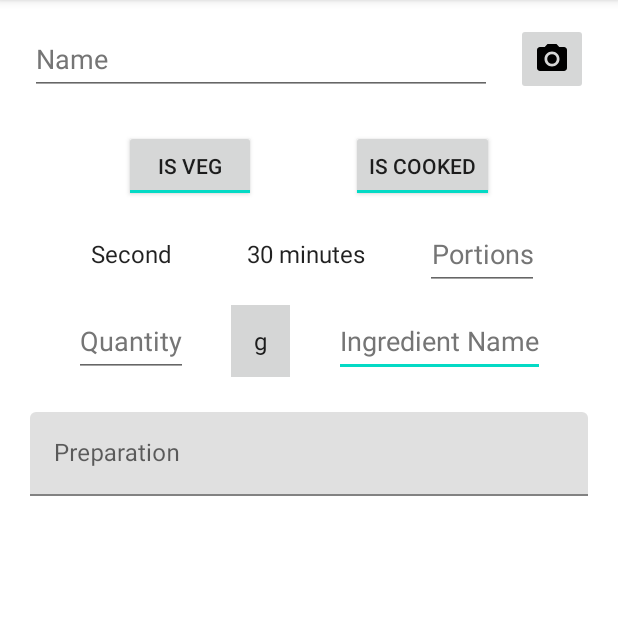
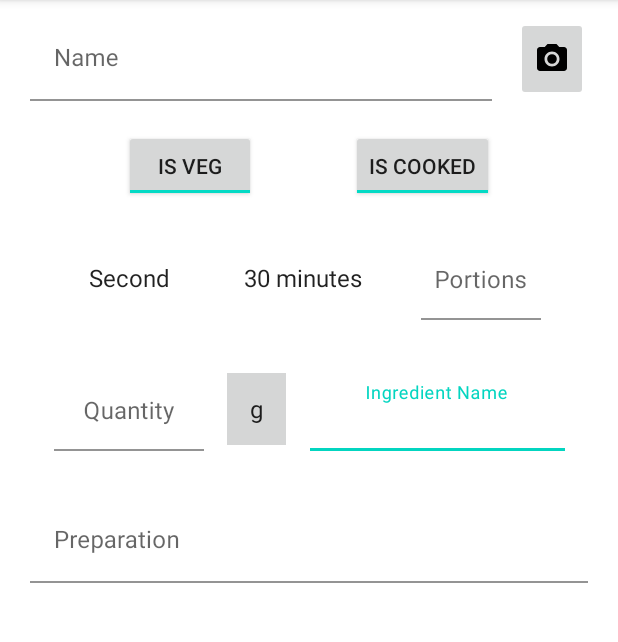
Before and after one commit to RiccardoEvangelisti/RecipeBook, an Android app: the AddRecipeFragment screen opened through its navigation route, on a phone screen of 412 x 824 dp, the part 84-726 px from its top. Run offline under Robolectric (Android 15) with nearby library versions, the phone set to English and light mode, and no system bars; our stand-ins replace Room's generated code; 1 statement that could not run was skipped.

Commit message:
Changed AddRecipe textFields to Material. Error management enhanced

```diff
--- a/app/src/main/java/com/projects/android/recipebook/view/add/AddRecipeViewModel.kt
+++ b/app/src/main/java/com/projects/android/recipebook/view/add/AddRecipeViewModel.kt
@@ -4,6 +4,8 @@ import androidx.lifecycle.ViewModel
 import androidx.lifecycle.viewModelScope
 import com.projects.android.recipebook.database.Filters
 import com.projects.android.recipebook.database.RecipeBookRepository
+import com.projects.android.recipebook.databinding.FragmentAddRecipeBinding
+import com.projects.android.recipebook.databinding.ItemAddIngredientBinding
 import com.projects.android.recipebook.model.Recipe
 import com.projects.android.recipebook.model.enums.Course
 import com.projects.android.recipebook.model.enums.PreparationTime
@@ -37,11 +39,13 @@ class AddRecipeViewModel : ViewModel() {
 	}
 
 	fun updateRecipe(onUpdate: (AddRecipeState) -> Unit) {
-		_state.update { it.also {
-			if (it != null) {
-				onUpdate(it)
+		_state.update {
+			it.also {
+				if (it != null) {
+					onUpdate(it)
+				}
 			}
-		} }
+		}
 	}
 
 	fun getRecipes(filters: Filters) {
@@ -50,8 +54,8 @@ class AddRecipeViewModel : ViewModel() {
 		}
 	}
 
-	fun checkRecipe(): String? {
-		return _state.value?.checkRecipe()
+	fun checkRecipe(binding: FragmentAddRecipeBinding, bindingIngredientsList: MutableList<ItemAddIngredientBinding?>): Boolean {
+		return _state.value!!.checkRecipe(binding, bindingIngredientsList)
 	}
 
 	override fun onCleared() {
--- a/app/src/main/res/layout/fragment_add_recipe.xml
+++ b/app/src/main/res/layout/fragment_add_recipe.xml
@@ -26,9 +26,23 @@
 			android:orientation = "vertical"
 			app:layout_constraintGuide_end = "20dp" />
 
-		<EditText
+
+		<com.google.android.material.textfield.TextInputLayout
+			android:id = "@+id/name_layout_add"
+			android:layout_width = "0dp"
+			android:layout_height = "wrap_content"
+			android:background = "@android:color/transparent"
+			app:boxBackgroundColor = "@android:color/transparent"
+
+			app:layout_constraintBottom_toTopOf = "@+id/guideline3_add"
+			app:layout_constraintEnd_toStartOf = "@+id/take_photo_add"
+			app:layout_constraintHorizontal_bias = "0.494"
+			app:layout_constraintStart_toStartOf = "@+id/guideline1_add"
+			app:layout_constraintTop_toTopOf = "parent">
+
+			<com.google.android.material.textfield.TextInputEditText
 				android:id = "@+id/name_add"
-			android:layout_width = "0dp"
+				android:layout_width = "match_parent"
 				android:layout_height = "wrap_content"
 				android:layout_marginEnd = "16dp"
 				android:hint = "@string/add_recipe_fragment_recipe_name"
@@ -37,12 +51,8 @@
 				android:minHeight = "48dp"
 				android:singleLine = "true"
 				android:textColor = "@color/black"
-			android:textColorHint = "#757575"
-			app:layout_constraintBottom_toTopOf = "@+id/guideline3_add"
-			app:layout_constraintEnd_toStartOf = "@+id/take_photo_add"
-			app:layout_constraintHorizontal_bias = "0.494"
-			app:layout_constraintStart_toStartOf = "@+id/guideline1_add"
-			app:layout_constraintTop_toTopOf = "parent" />
+				android:textColorHint = "#757575" />
+		</com.google.android.material.textfield.TextInputLayout>
 
 		<ImageButton
 			android:id = "@+id/take_photo_add"
@@ -51,10 +61,10 @@
 			android:contentDescription = "@string/add_recipe_fragment_take_picture"
 			android:minHeight = "48dp"
 			android:src = "@drawable/ic_baseline_photo_camera_24"
-			app:layout_constraintBottom_toBottomOf = "@+id/name_add"
+			app:layout_constraintBottom_toBottomOf = "@+id/name_layout_add"
 			app:layout_constraintEnd_toStartOf = "@+id/guideline2_add"
-			app:layout_constraintStart_toEndOf = "@+id/name_add"
-			app:layout_constraintTop_toTopOf = "@+id/name_add" />
+			app:layout_constraintStart_toEndOf = "@+id/name_layout_add"
+			app:layout_constraintTop_toTopOf = "@+id/name_layout_add" />
 
 		<androidx.constraintlayout.widget.Guideline
 			android:id = "@+id/guideline3_add"
@@ -116,37 +126,51 @@
 			android:layout_height = "wrap_content"
 			android:background = "@null"
 			android:minHeight = "48dp"
-			app:layout_constraintBottom_toBottomOf = "@+id/portions_add"
-			app:layout_constraintEnd_toStartOf = "@+id/portions_add"
+			app:layout_constraintBottom_toBottomOf = "@+id/portions_layout_add"
+			app:layout_constraintEnd_toStartOf = "@+id/portions_layout_add"
 			app:layout_constraintStart_toEndOf = "@+id/course_add"
-			app:layout_constraintTop_toTopOf = "@+id/portions_add"
+			app:layout_constraintTop_toTopOf = "@+id/portions_layout_add"
 			tools:ignore = "SpeakableTextPresentCheck" />
 
-		<EditText
-			android:id = "@+id/portions_add"
+
+		<com.google.android.material.textfield.TextInputLayout
+			android:id = "@+id/portions_layout_add"
 			android:layout_width = "wrap_content"
 			android:layout_height = "wrap_content"
+			android:background = "@android:color/transparent"
+			app:boxBackgroundColor = "@android:color/transparent"
+			app:layout_constraintBottom_toTopOf = "@+id/guideline5_add"
+			app:layout_constraintEnd_toStartOf = "@+id/guideline2_add"
+			app:layout_constraintStart_toEndOf = "@+id/preparation_time_add"
+			app:layout_constraintTop_toTopOf = "@+id/guideline4_add">
+
+			<com.google.android.material.textfield.TextInputEditText
+				android:id = "@+id/portions_add"
+				android:layout_width = "80dp"
+				android:layout_height = "wrap_content"
+				android:ellipsize = "start"
+				android:gravity = "center_horizontal"
 				android:hint = "@string/add_recipe_fragment_portions"
 				android:importantForAutofill = "no"
 				android:inputType = "numberDecimal"
 				android:minHeight = "48dp"
+				android:paddingStart = "8dp"
+				android:paddingLeft = "8dp"
+				android:paddingEnd = "8dp"
+				android:paddingRight = "8dp"
 				android:singleLine = "true"
 				android:textAlignment = "center"
 				android:textAllCaps = "false"
 				android:textColorHint = "#757575"
-			android:textSize = "18sp"
-			app:layout_constraintBottom_toTopOf = "@+id/guideline5_add"
-			app:layout_constraintEnd_toStartOf = "@+id/guideline2_add"
-			app:layout_constraintStart_toEndOf = "@+id/preparation_time_add"
-			app:layout_constraintTop_toTopOf = "@+id/guideline4_add"
 				tools:ignore = "SpeakableTextPresentCheck" />
+		</com.google.android.material.textfield.TextInputLayout>
 
 		<androidx.constraintlayout.widget.Guideline
 			android:id = "@+id/guideline5_add"
 			android:layout_width = "wrap_content"
 			android:layout_height = "wrap_content"
 			android:orientation = "horizontal"
-			app:layout_constraintGuide_begin = "196dp" />
+			app:layout_constraintGuide_begin = "228dp" />
 
 		<Spinner
 			android:id = "@+id/unit_ingredient_add"
@@ -155,16 +179,29 @@
 			android:background = "#D5D6D6"
 			android:gravity = "center"
 			android:minHeight = "48dp"
-			app:layout_constraintBottom_toBottomOf = "@+id/name_ingredient_add"
-			app:layout_constraintEnd_toStartOf = "@+id/name_ingredient_add"
-			app:layout_constraintStart_toEndOf = "@+id/quantity_ingredient_add"
-			app:layout_constraintTop_toTopOf = "@+id/name_ingredient_add"
+			app:layout_constraintBottom_toBottomOf = "@+id/name_ingredient_layout_add"
+			app:layout_constraintEnd_toStartOf = "@+id/name_ingredient_layout_add"
+			app:layout_constraintStart_toEndOf = "@+id/quantity_ingredient_layout_add"
+			app:layout_constraintTop_toTopOf = "@+id/name_ingredient_layout_add"
 			tools:ignore = "SpeakableTextPresentCheck" />
 
-		<EditText
-			android:id = "@+id/quantity_ingredient_add"
+		<com.google.android.material.textfield.TextInputLayout
+			android:id = "@+id/quantity_ingredient_layout_add"
 			android:layout_width = "wrap_content"
 			android:layout_height = "wrap_content"
+			android:background = "@android:color/transparent"
+			app:boxBackgroundColor = "@android:color/transparent"
+			app:layout_constraintBottom_toBottomOf = "@+id/name_ingredient_layout_add"
+			app:layout_constraintEnd_toStartOf = "@+id/unit_ingredient_add"
+			app:layout_constraintStart_toStartOf = "@+id/guideline1_add"
+			app:layout_constraintTop_toTopOf = "@+id/name_ingredient_layout_add">
+
+			<com.google.android.material.textfield.TextInputEditText
+				android:id = "@+id/quantity_ingredient_add"
+				android:layout_width = "100dp"
+				android:layout_height = "match_parent"
+				android:ellipsize = "start"
+				android:gravity = "center_horizontal"
 				android:hint = "@string/item_add_recipe_fragment_ingredient_quantity"
 				android:imeOptions = "actionDone"
 				android:importantForAutofill = "no"
@@ -172,34 +209,42 @@
 				android:minHeight = "48dp"
 				android:singleLine = "true"
 				android:textAlignment = "center"
-			android:textColorHint = "#757575"
-			app:layout_constraintBottom_toBottomOf = "@+id/name_ingredient_add"
-			app:layout_constraintEnd_toStartOf = "@+id/unit_ingredient_add"
-			app:layout_constraintStart_toStartOf = "@+id/guideline1_add"
-			app:layout_constraintTop_toTopOf = "@+id/name_ingredient_add" />
+				android:textColorHint = "#757575" />
+		</com.google.android.material.textfield.TextInputLayout>
 
-		<EditText
-			android:id = "@+id/name_ingredient_add"
+
+		<com.google.android.material.textfield.TextInputLayout
+			android:id = "@+id/name_ingredient_layout_add"
 			android:layout_width = "wrap_content"
 			android:layout_height = "wrap_content"
+			android:background = "@android:color/transparent"
+			app:boxBackgroundColor = "@android:color/transparent"
+			app:layout_constraintBottom_toTopOf = "@+id/guideline6_add"
+			app:layout_constraintEnd_toStartOf = "@+id/guideline2_add"
+			app:layout_constraintStart_toEndOf = "@+id/unit_ingredient_add"
+			app:layout_constraintTop_toTopOf = "@+id/guideline5_add">
+
+			<com.google.android.material.textfield.TextInputEditText
+				android:id = "@+id/name_ingredient_add"
+				android:layout_width = "170dp"
+				android:layout_height = "wrap_content"
+				android:ellipsize = "start"
+				android:gravity = "center_horizontal"
 				android:hint = "@string/item_add_recipe_fragment_ingredient_name"
 				android:imeOptions = "actionDone"
 				android:importantForAutofill = "no"
 				android:inputType = "textCapSentences"
 				android:minHeight = "48dp"
 				android:singleLine = "true"
-			android:textColorHint = "#757575"
-			app:layout_constraintBottom_toTopOf = "@+id/guideline6_add"
-			app:layout_constraintEnd_toStartOf = "@+id/guideline2_add"
-			app:layout_constraintStart_toEndOf = "@+id/unit_ingredient_add"
-			app:layout_constraintTop_toTopOf = "@+id/guideline5_add" />
+				android:textColorHint = "#757575" />
+		</com.google.android.material.textfield.TextInputLayout>
 
 		<androidx.constraintlayout.widget.Guideline
 			android:id = "@+id/guideline6_add"
 			android:layout_width = "wrap_content"
 			android:layout_height = "wrap_content"
 			android:orientation = "horizontal"
-			app:layout_constraintGuide_begin = "259dp" />
+			app:layout_constraintGuide_begin = "317dp" />
 
 		<LinearLayout
 			android:id = "@+id/ingredients_container_add"
@@ -213,10 +258,15 @@
 			app:layout_constraintVertical_bias = "0.0" />
 
 		<com.google.android.material.textfield.TextInputLayout
+			android:id = "@+id/preparation_layout_add"
 			android:layout_width = "0dp"
 			android:layout_height = "wrap_content"
+			android:layout_marginTop = "16dp"
+			android:background = "@android:color/transparent"
+			app:boxBackgroundColor = "@android:color/transparent"
 			app:layout_constraintBottom_toBottomOf = "parent"
 			app:layout_constraintEnd_toStartOf = "@+id/guideline2_add"
+			app:layout_constraintHorizontal_bias = "0.0"
 			app:layout_constraintStart_toStartOf = "@+id/guideline1_add"
 			app:layout_constraintTop_toBottomOf = "@+id/ingredients_container_add"
 			app:layout_constraintVertical_bias = "0.0">
@@ -225,12 +275,12 @@
 				android:id = "@+id/preparation_add"
 				android:layout_width = "match_parent"
 				android:layout_height = "wrap_content"
-				android:layout_marginTop = "16dp"
 				android:autoLink = "all"
 				android:hint = "@string/add_recipe_fragment_preparation"
 				android:importantForAutofill = "no"
 				android:inputType = "textCapSentences|textMultiLine"
-				android:scrollbars = "vertical" />
+				android:scrollbars = "vertical"
+				android:textColorHint = "#757575" />
 		</com.google.android.material.textfield.TextInputLayout>
 
 
```
Also changed, not shown: app/src/main/java/com/projects/android/recipebook/view/add/AddRecipeFragment.kt (+33 -10 lines), app/src/main/java/com/projects/android/recipebook/view/add/AddRecipeState.kt (+18 -16 lines), app/src/main/java/com/projects/android/recipebook/view/add/utils/AddRecipeCheckErrors.kt (added, +102 -0 lines), app/src/main/res/layout/item_add_ingredient.xml (+43 -21 lines). Lines whose indentation alone changed are shown as unchanged.
